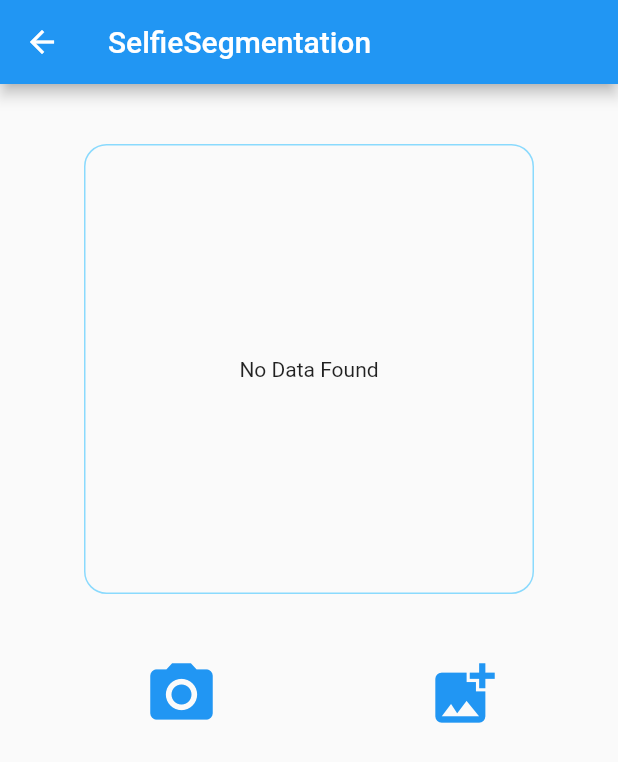
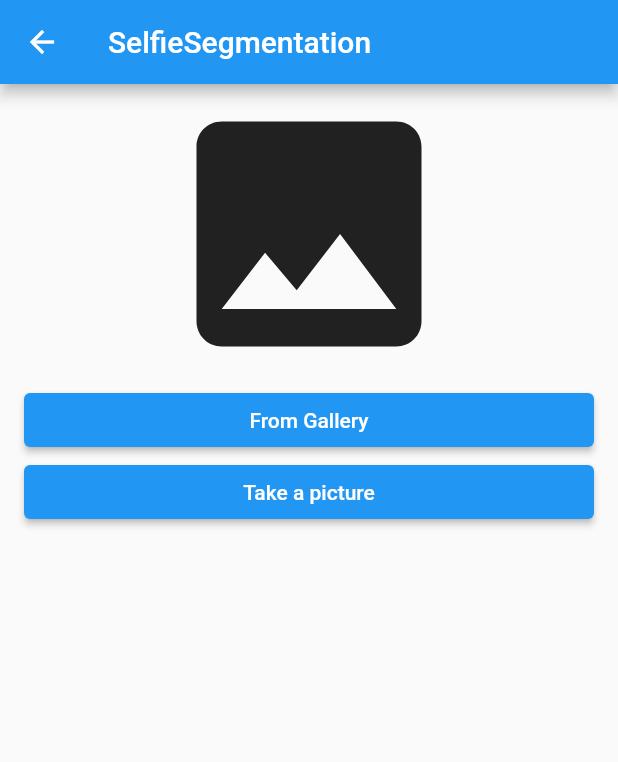
Before and after one commit to Snehal-Singh174/google_ml_kit_features, a Flutter app: the SelfieSegmentation screen opened directly, on a phone screen of 412 x 824 dp. Shown: the top 762 px of the screen. Run offline on Flutter 3.47's test engine with Material 2 defaults, Android fonts, the phone set to English and light mode, and no system bars; our stand-ins replace camera, image_picker; missing offline and left inert: google_ml_kit, google_mlkit_selfie_segmentation.

Commit message:
wip: selfie_segmentation implementation

```diff
--- a/lib/screens/selfie_segmentation.dart
+++ b/lib/screens/selfie_segmentation.dart
@@ -1,9 +1,11 @@
 import 'dart:io';
 
+import 'package:camera/camera.dart';
 import 'package:flutter/material.dart';
 import 'package:google_mlkit_selfie_segmentation/google_mlkit_selfie_segmentation.dart';
 import 'package:image_picker/image_picker.dart';
 
+import '../main.dart';
 import 'painter/segmentation_painter.dart';
 
 class SelfieSegmentation extends StatefulWidget {
@@ -22,7 +24,7 @@ class _SelfieSegmentationState extends State<SelfieSegmentation> {
   bool _canProcess = true;
   bool _isBusy = false;
   CustomPaint? _customPaint;
-  String? _text;
+  File? _image;
 
   @override
   void dispose() async {
@@ -37,64 +39,116 @@ class _SelfieSegmentationState extends State<SelfieSegmentation> {
       appBar: AppBar(
         title: Text(widget.title,),
       ),
-      body: Container(
-        margin: const EdgeInsets.only(top: 40),
-        child: Column(
-          crossAxisAlignment: CrossAxisAlignment.center,
-          children: [
-            _customPaint!=null?
-            _customPaint!
-                :  Container(
-            height: 300,
-            width: 300,
-            decoration: BoxDecoration(border: Border.all(color: Colors.lightBlueAccent.withOpacity(0.6),), borderRadius: BorderRadius.circular(15)),child: const Center(child: Text("No Data Found"))),
-            SelectableText(_text ?? ''),
-            Padding(
-              padding: const EdgeInsets.all(18.0),
-              child: Row(
-                mainAxisAlignment: MainAxisAlignment.spaceAround,
-                children: [
-                  IconButton(onPressed: () async {
-                    var file =
-                    await ImagePicker.platform.pickImage(source: ImageSource.camera);
-                    final InputImage inputImage = InputImage.fromFile(File(file!.path));
-                    processImage(inputImage);
-                  }, icon: const Icon(Icons.camera_alt, size: 50, color: Colors.blue,)),
-                  IconButton(onPressed: () async{
-                    ImagePicker _imagePicker = ImagePicker();
-                    XFile? pickedFile =
-                    await _imagePicker.pickImage(source: ImageSource.gallery);
-                    final inputImage = InputImage.fromFilePath(pickedFile!.path);
-                    processImage(inputImage);
-                  }, icon: const Icon(Icons.add_photo_alternate, size: 50, color: Colors.blue,)),
-                ],
-              ),
-            )
-          ],
+      body: ListView(shrinkWrap: true, children: [
+        _image != null
+            ? SizedBox(
+          height: 400,
+          width: 400,
+          child: Stack(
+            fit: StackFit.expand,
+            children: <Widget>[
+              Image.file(_image!),
+              if (_customPaint != null) Container(margin: EdgeInsets.only(top: 70), child: _customPaint!),
+            ],
+          ),
+        )
+            : Icon(
+          Icons.image,
+          size: 200,
         ),
-      ),
+        Padding(
+          padding: EdgeInsets.symmetric(horizontal: 16),
+          child: ElevatedButton(
+            child: Text('From Gallery'),
+            onPressed: () => _getImage(ImageSource.gallery),
+          ),
+        ),
+        Padding(
+          padding: EdgeInsets.symmetric(horizontal: 16),
+          child: ElevatedButton(
+            child: Text('Take a picture'),
+            onPressed: () => _getImage(ImageSource.camera),
+          ),
+        ),
+      ])
+      // Container(
+      //   margin: const EdgeInsets.only(top: 40),
+      //   child: Column(
+      //     crossAxisAlignment: CrossAxisAlignment.center,
+      //     children: [
+      //       _customPaint!=null?
+      //       _customPaint!
+      //           :  Container(
+      //       height: 300,
+      //       width: 300,
+      //       decoration: BoxDecoration(border: Border.all(color: Colors.lightBlueAccent.withOpacity(0.6),), borderRadius: BorderRadius.circular(15)),child: const Center(child: Text("No Data Found"))),
+      //       SelectableText(_text ?? ''),
+      //       Padding(
+      //         padding: const EdgeInsets.all(18.0),
+      //         child: Row(
+      //           mainAxisAlignment: MainAxisAlignment.spaceAround,
+      //           children: [
+      //             IconButton(onPressed: () async {
+      //               var file =
+      //               await ImagePicker.platform.pickImage(source: ImageSource.camera);
+      //               final InputImage inputImage = InputImage.fromFile(File(file!.path));
+      //               processImage(inputImage);
+      //             }, icon: const Icon(Icons.camera_alt, size: 50, color: Colors.blue,)),
+      //             IconButton(onPressed: () async{
+      //               ImagePicker _imagePicker = ImagePicker();
+      //               XFile? pickedFile =
+      //               await _imagePicker.pickImage(source: ImageSource.gallery);
+      //               final inputImage = InputImage.fromFilePath(pickedFile!.path);
+      //               processImage(inputImage);
+      //             }, icon: const Icon(Icons.add_photo_alternate, size: 50, color: Colors.blue,)),
+      //           ],
+      //         ),
+      //       )
+      //     ],
+      //   ),
+      // ),
     );
   }
 
-  Future<void> processImage(InputImage inputImage) async {
+  Future _getImage(ImageSource source) async {
+    ImagePicker _imagePicker = ImagePicker();
+    setState(() {
+      _image = null;
+    });
+    final pickedFile = await _imagePicker.pickImage(source: source);
+    if (pickedFile != null) {
+      processImage(pickedFile);
+    }
+    setState(() {
+      _image = File(pickedFile!.path);
+      // print(_image!.length());
+    });
+  }
+
+
+  Future<void> processImage(XFile pickedFile) async {
+    final inputImage = InputImage.fromFilePath(pickedFile.path);
     print(inputImage);
-    print(inputImage.inputImageData);
     if (!_canProcess) return;
     if (_isBusy) return;
     _isBusy = true;
     setState(() {
-      _text = '';
     });
+    File image =  File(pickedFile.path); // Or any other way to get a File instance.
+    var decodedImage = await decodeImageFromList(image.readAsBytesSync());
+    final Size imageSize = Size(decodedImage.width.toDouble()/1.9, decodedImage.height.toDouble()/1.6);
+    print(cameras);
+    final camera = cameras[0];
+    final imageRotation =
+    InputImageRotationValue.fromRawValue(camera.sensorOrientation);
     final mask = await _segmenter.processImage(inputImage);
     print("mask ==> $mask");
-    if (inputImage.inputImageData?.size != null &&
-        inputImage.inputImageData?.imageRotation != null &&
-        mask != null) {
+    if (mask != null) {
       // TODO: Fix SegmentationPainter to rescale on top of camera feed.
       final painter = SegmentationPainter(
         mask,
-        inputImage.inputImageData!.size,
-        inputImage.inputImageData!.imageRotation,
+        imageSize,
+        imageRotation!,
       );
       _customPaint = CustomPaint(painter: painter);
     } else {
@@ -103,9 +157,7 @@ class _SelfieSegmentationState extends State<SelfieSegmentation> {
     }
     _isBusy = false;
     if (mounted) {
-      setState(() {
-        print(_customPaint);
-      });
+      setState(() {});
     }
   }
 }
--- a/pubspec.yaml
+++ b/pubspec.yaml
@@ -38,6 +38,7 @@ dependencies:
   cupertino_icons: ^1.0.2
   google_ml_kit: ^0.13.0
   image_picker: ^0.8.6
+  camera:
 
 dev_dependencies:
   flutter_test:
```
Also changed, not shown: lib/main.dart (+9 -1 lines), pubspec.lock.
